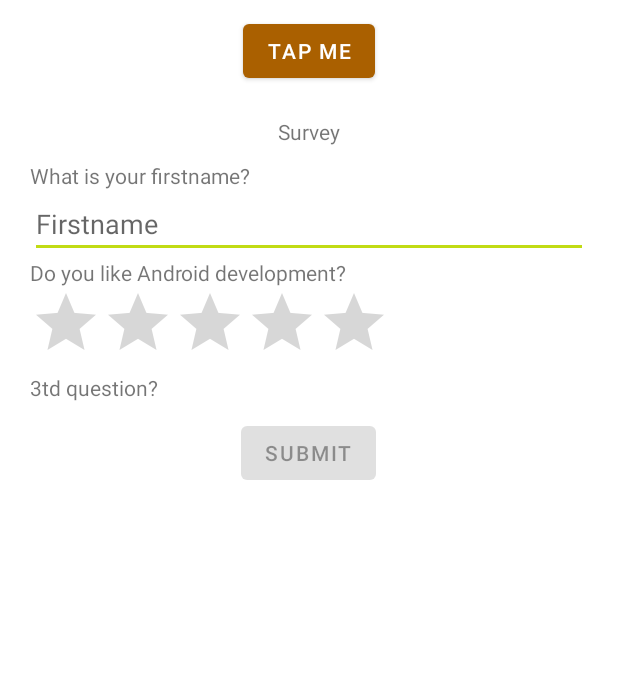
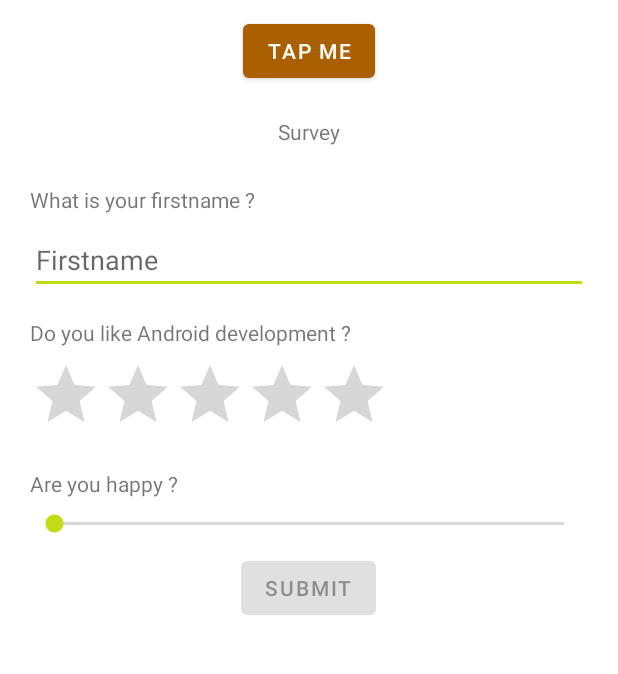
Before and after one commit to NANS05/Genepi, an Android app: the screen it shows after launch (MainActivity), on a phone screen of 412 x 824 dp, the part 311-985 px from its top. Run offline under Robolectric (Android 15) with nearby library versions, the light colour scheme and no system bars.

Commit message:
Petit questionnaire terminé

```diff
--- a/app/src/main/java/com/example/genepi/MainActivity.kt
+++ b/app/src/main/java/com/example/genepi/MainActivity.kt
@@ -1,11 +1,14 @@
 package com.example.genepi
 
+import android.media.Rating
 import android.os.Bundle
 import android.text.Editable
 import android.text.TextWatcher
 import android.util.Log
 import android.widget.Button
 import android.widget.EditText
+import android.widget.RatingBar
+import android.widget.SeekBar
 import android.widget.Toast
 import androidx.appcompat.app.AppCompatActivity
 
@@ -15,9 +18,13 @@ class MainActivity : AppCompatActivity() {
         setContentView(R.layout.activity_main)
 
         var textFirstName = ""
+        var ratingKotlin = 0
+        var userHapiness = 0
 
         var toastButton = findViewById<Button>(R.id.main_button_toast)
         var firstnameEditText = findViewById<EditText>(R.id.main_edittext_firstname)
+        var ratingBar = findViewById<RatingBar>(R.id.main_ratingBar)
+        var seekBar = findViewById<SeekBar>(R.id.main_seekBar)
         var formButton = findViewById<Button>(R.id.main_button_form)
 
         formButton.isEnabled = false;
@@ -35,6 +42,20 @@ class MainActivity : AppCompatActivity() {
             }
         })
 
+        ratingBar.setOnRatingBarChangeListener(object : RatingBar.OnRatingBarChangeListener {
+            override fun onRatingChanged(ratingBar: RatingBar?, rating: Float, fromUser: Boolean) {
+                ratingKotlin = rating.toInt()
+            }
+        })
+
+        seekBar.setOnSeekBarChangeListener(object : SeekBar.OnSeekBarChangeListener {
+            override fun onStartTrackingTouch(seekBar: SeekBar?) {}
+            override fun onStopTrackingTouch(seekBar: SeekBar?){}
+            override fun onProgressChanged(seekBar: SeekBar?, progress: Int, fromUser: Boolean) {
+                userHapiness = progress
+            }
+        })
+
         formButton.setOnClickListener {
             Toast.makeText( this, "Bonjour ${textFirstName}", Toast.LENGTH_LONG).show()
         }
--- a/app/src/main/res/layout/activity_main.xml
+++ b/app/src/main/res/layout/activity_main.xml
@@ -52,6 +52,8 @@
             android:layout_width="wrap_content"
             android:layout_height="wrap_content"
             android:layout_gravity="start"
+            android:layout_marginTop="16dp"
+            android:layout_marginBottom="8dp"
     />
 
     <EditText
@@ -69,10 +71,12 @@
             android:layout_width="wrap_content"
             android:layout_height="wrap_content"
             android:layout_gravity="start"
+            android:layout_marginTop="16dp"
+            android:layout_marginBottom="8dp"
     />
 
     <RatingBar
-            android:id="@+id/ratingBar"
+            android:id="@+id/main_ratingBar"
 
             android:layout_width="wrap_content"
             android:layout_height="wrap_content"
@@ -84,8 +88,14 @@
             android:layout_width="wrap_content"
             android:layout_height="wrap_content"
             android:layout_gravity="start"
+            android:layout_marginTop="16dp"
+            android:layout_marginBottom="8dp"
     />
-
+    <SeekBar
+            android:id="@+id/main_seekBar"
+            android:layout_width="match_parent"
+            android:layout_height="wrap_content"
+    />
 
 
     <Button
--- a/app/src/main/res/values/strings.xml
+++ b/app/src/main/res/values/strings.xml
@@ -5,9 +5,9 @@
     <string name="text_toast">The Toast</string>
 
     <string name="title_form">Survey</string>
-    <string name="text_form_q1">What is your firstname?</string>
+    <string name="text_form_q1">What is your firstname ?</string>
     <string name="text_form_q1_hint">Firstname</string>
-    <string name="text_form_q2">Do you like Android development?</string>
-    <string name="text_form_q3">3td question?</string>
+    <string name="text_form_q2">Do you like Android development ?</string>
+    <string name="text_form_q3">Are you happy ?</string>
     <string name="text_button_form">Submit</string>
 </resources>
```
Also changed, not shown: 1 other file.
